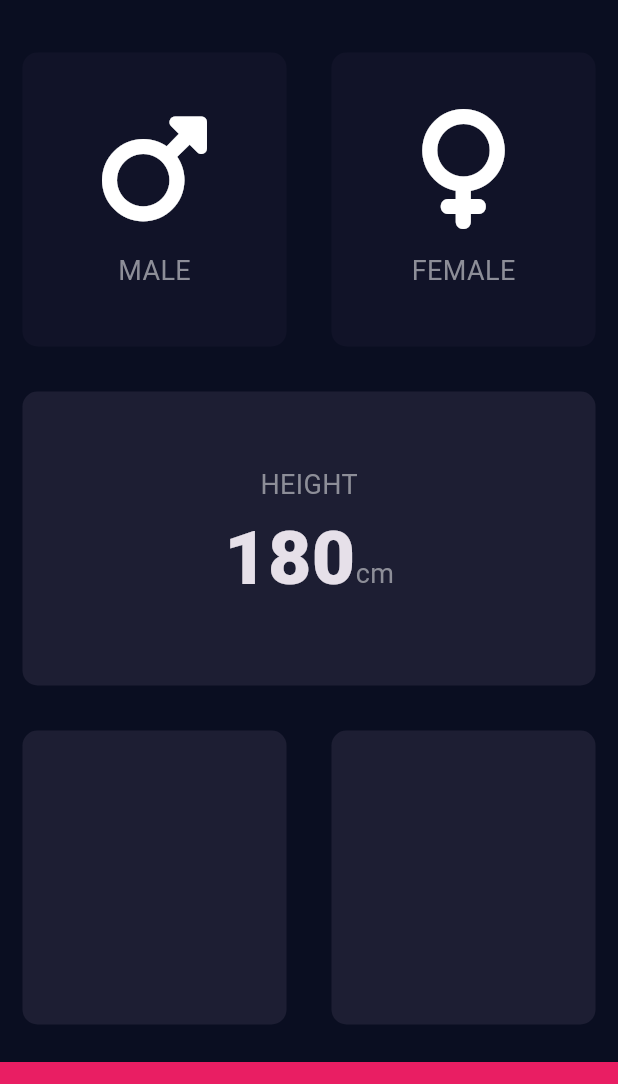
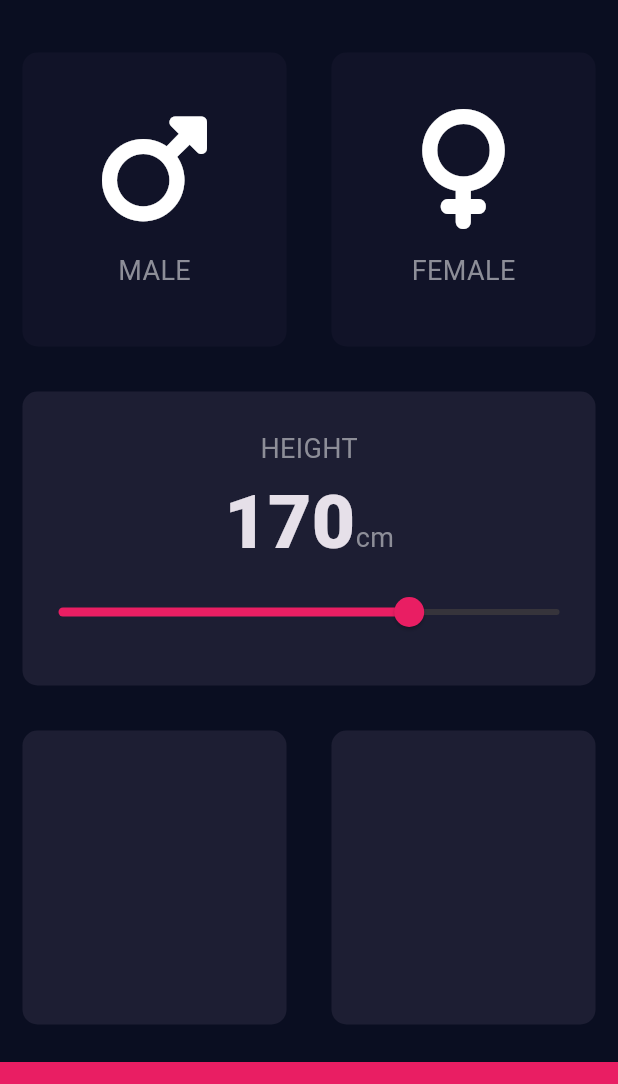
Before and after one commit to tnt-exe/bmi_cal, a Flutter app: the screen it shows after launch, on a phone screen of 412 x 824 dp, the part 54-1138 px from its top. Run offline on Flutter 3.47's test engine with Material 3 defaults, Android fonts, the phone set to English and light mode, and no system bars; our stand-ins replace font_awesome_flutter.

Commit message:
feat: add slider to height card

```diff
--- a/lib/home.dart
+++ b/lib/home.dart
@@ -17,6 +17,7 @@ class HomePage extends StatefulWidget {
 
 class _HomePageState extends State<HomePage> {
   Gender? selectedGender;
+  double height = 170;
 
   @override
   Widget build(BuildContext context) {
@@ -67,14 +68,14 @@ class _HomePageState extends State<HomePage> {
               ],
             ),
           ),
-          const Expanded(
+          Expanded(
             child: Expanded(
               child: BmiCard(
                 color: kActiveCardColor,
                 child: Column(
                   mainAxisAlignment: MainAxisAlignment.center,
                   children: [
-                    Text(
+                    const Text(
                       "HEIGHT",
                       style: kLabelTextStyle,
                     ),
@@ -84,14 +85,25 @@ class _HomePageState extends State<HomePage> {
                       textBaseline: TextBaseline.alphabetic,
                       children: [
                         Text(
-                          "180",
+                          height.round().toInt().toString(),
                           style: kNumberTextStyle,
                         ),
-                        Text(
+                        const Text(
                           "cm",
                           style: kLabelTextStyle,
                         ),
                       ],
+                    ),
+                    Slider(
+                      value: height,
+                      min: 100,
+                      max: 200,
+                      activeColor: kBottomContainerColor,
+                      onChanged: (value) {
+                        setState(() {
+                          height = value;
+                        });
+                      },
                     ),
                   ],
                 ),
```
